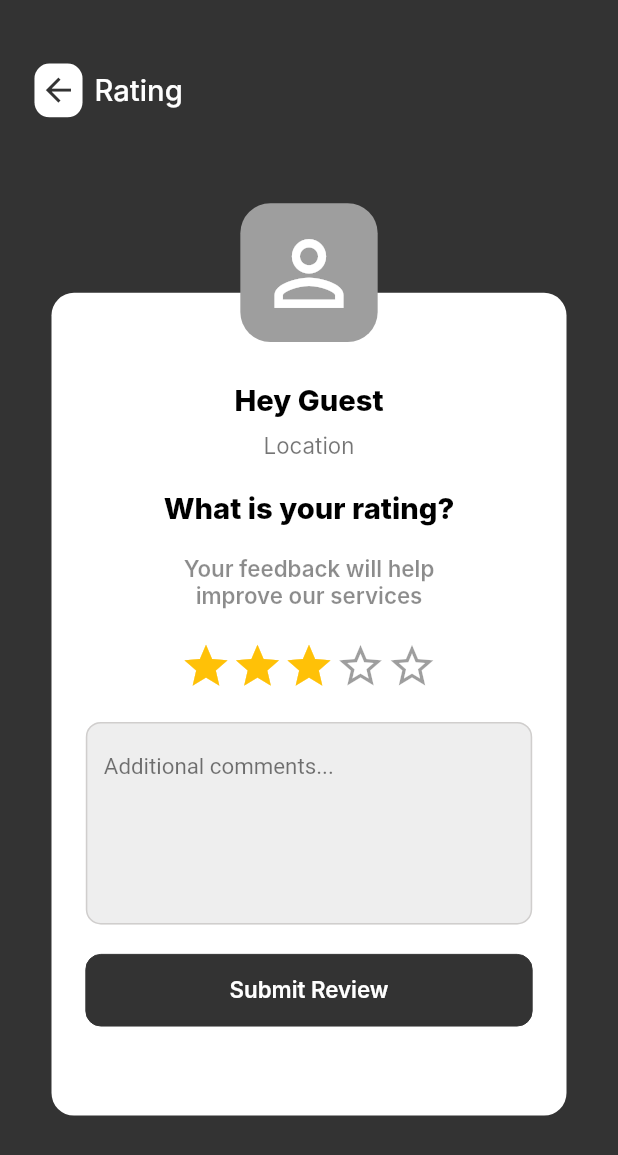
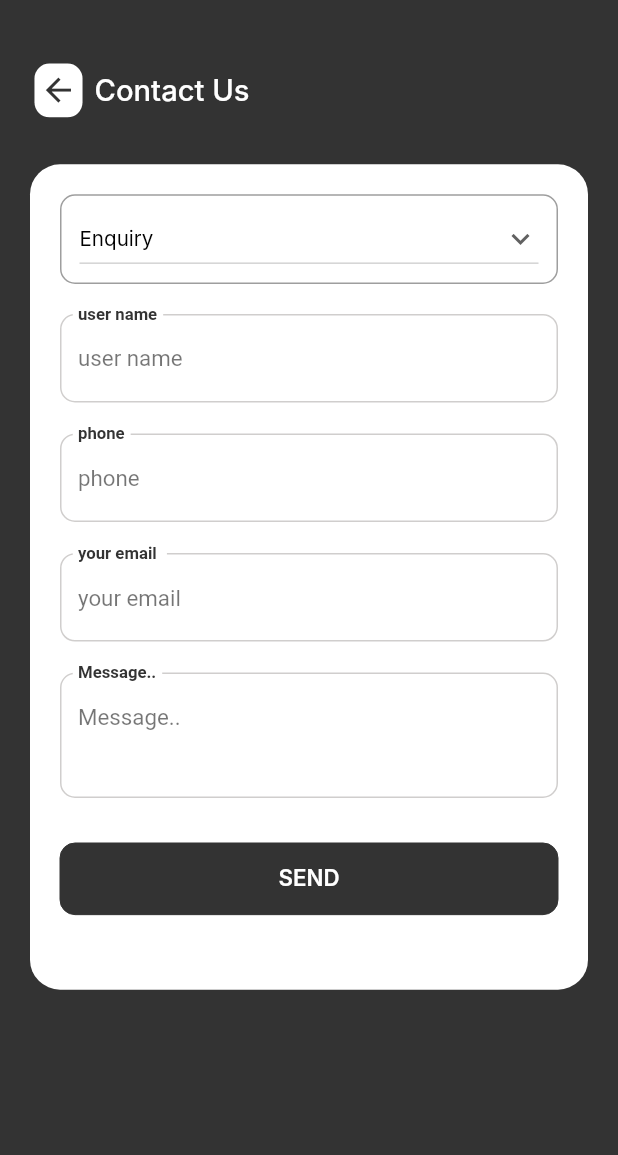
Before and after one commit to Hossamattia028/client_core_rouad, a Flutter app: the screen it shows after launch, on a phone screen of 412 x 824 dp. Shown: the top 1155 px of the screen. Run offline on Flutter 3.47's test engine with Material 2 defaults, Android fonts, the phone set to English and light mode, and no system bars; our stand-ins replace carousel_slider, dartz, equatable, firebase_core, firebase_messaging, flutter_bloc and 10 more; missing offline and left inert: background_locator, country_list_pick; accounts and stored records are empty; Roboto replaces fonts that are missing (Inter).

Commit message:
client core

```diff
--- a/lib/features/presentation/screens/account/account_screen.dart
+++ b/lib/features/presentation/screens/account/account_screen.dart
@@ -12,7 +12,7 @@ class AccountScreen extends StatelessWidget {
   @override
   Widget build(BuildContext context) {
     return Scaffold(
-      backgroundColor: kText1,
+      backgroundColor: Colors.grey.shade400,
       body: SingleChildScrollView(
         padding: EdgeInsets.symmetric(vertical: AppStyle.paddingFromV.h+20,horizontal: AppStyle.paddingFromH.w),
         physics: const BouncingScrollPhysics(),
--- /dev/null
+++ b/lib/features/presentation/screens/contact_us/contact_us_screen.dart
@@ -0,0 +1,245 @@
+
+import 'package:client_core/core/styles/color.dart';
+import 'package:client_core/core/util/app_style.dart';
+import 'package:client_core/core/util/small_functions.dart';
+import 'package:client_core/core/util/snackbars_builder.dart';
+import 'package:client_core/features/presentation/widgets/global_widgets/custom_button.dart';
+import 'package:client_core/features/presentation/widgets/global_widgets/custom_text.dart';
+import 'package:client_core/features/presentation/widgets/global_widgets/custom_text_form_field.dart';
+import 'package:client_core/features/presentation/widgets/global_widgets/global_widgets.dart';
+import 'package:flutter/material.dart';
+import 'package:flutter_screenutil/flutter_screenutil.dart';
+import 'package:flutter_translate/flutter_translate.dart';
+
+
+
+class ContactScreen extends StatefulWidget {
+  const ContactScreen({Key? key}) : super(key: key);
+
+  @override
+  State<ContactScreen> createState() => _ContactScreenState();
+}
+
+class _ContactScreenState extends State<ContactScreen> {
+  static final TextEditingController nameTextEditingController = TextEditingController();
+  static final TextEditingController mobileTextEditingController = TextEditingController();
+  static final TextEditingController emailTextEditingController = TextEditingController();
+  static final TextEditingController contentTextEditingController = TextEditingController();
+
+  @override
+  void initState() {
+    dropDownMenu = getDropDownMenu();
+    super.initState();
+  }
+
+  @override
+  Widget build(BuildContext context) {
+    return Scaffold(
+      backgroundColor: kPrimary,
+      appBar: GlobalAppBar(
+        title: translate("activity_setting.contact_us"),
+        backGroundColor: Colors.grey.shade100,
+        textColor: Colors.white,
+        height: 75,
+      ),
+      body: SingleChildScrollView(
+        padding: const EdgeInsets.symmetric(horizontal: 20,vertical: 20),
+        child:  Container(
+          padding: const EdgeInsets.all(20),
+          decoration: const BoxDecoration(
+            color: Colors.white,
+            borderRadius: BorderRadius.all(Radius.circular(20))
+          ),
+          child: Column(
+            crossAxisAlignment: CrossAxisAlignment.end,
+            children: [
+              // Row(
+              //   mainAxisAlignment: MainAxisAlignment.end,
+              //   children: [
+              //     CustomText(text: "966", color: Colors.black45, fontSize: AppStyle.verySmall.sp),
+              //     IconButton(
+              //       onPressed: ()=>Util.sendWhatsApp('966', ''),
+              //       icon: Icon(Icons.person_outline,color: Colors.green,size: 30.w,),
+              //     ),
+              //   ],
+              // ),
+              // const Divider(),
+              // const SizedBox(height: 10,),
+              Container(
+                height: 50.h,
+                alignment: Alignment.center,
+                decoration: BoxDecoration(
+                  borderRadius: BorderRadius.circular(10),
+                  border: Border.all(width: 1,color: Colors.grey),
+                ),
+                padding: const EdgeInsets.symmetric(horizontal: 12),
+                child:  DropdownButton(
+                  isExpanded: true,
+                  style: TextStyle(color: Colors.black, fontSize: 12.sp,),
+                  hint: CustomText(
+                    text: translate("activity_setting.select_subject"),
+                    fontSize: 12.sp,
+                    color: Colors.black,
+                  ),
+                  onChanged:(val){
+                    setState(() {
+                      subject = val.toString();
+                    });
+                  },
+                  icon: const Icon(Icons.keyboard_arrow_down),
+                  items:  dropDownMenu,
+                  value: subject,
+                ),
+              ),
+              const SizedBox(
+                height: 20,
+              ),
+              SizedBox(
+                height: 50.h,
+                child: CustomTextFromField(
+                    hintText: translate("signup.username"),
+                    labelText: translate("signup.username"),
+                    radius: 10,
+                    textEditingController: nameTextEditingController,
+                    validator: () {},
+                    onChanged: (val){},
+                    prefixIcon: null,
+                    cursorColor: Colors.black,
+                    hasBorder: true,
+                    suffixIcon: const SizedBox(),
+                    obscureText: false,
+                    isLabelError: false),
+              ),
+              const SizedBox(
+                height: 20,
+              ),
+              SizedBox(
+                height: 50.h,
+                child: CustomTextFromField(
+                    hintText: translate("signup.phone"),
+                    labelText: translate("signup.phone"),
+                    radius: 10,
+                    textEditingController: mobileTextEditingController,
+                    validator: () {},
+                    prefixIcon: null,
+                    cursorColor: Colors.black,
+                    hasBorder: true,
+                    suffixIcon: const SizedBox(),
+                    obscureText: false,
+                    isLabelError: false,
+                    onChanged: (val){},),
+              ),
+              const SizedBox(
+                height: 20,
+              ),
+              SizedBox(
+                height: 50.h,
+                child: CustomTextFromField(
+                    hintText: translate("login.email"),
+                    labelText: translate("login.email"),
+                    radius: 10,
+                    onChanged: (val){},
+                    textEditingController: emailTextEditingController,
+                    validator: () {},
+                    prefixIcon: null,
+                    cursorColor: Colors.black,
+                    hasBorder: true,
+                    suffixIcon: const SizedBox(),
+                    obscureText: false,
+                    isLabelError: false),
+              ),
+              const SizedBox(
+                height: 20,
+              ),
+              SizedBox(
+                height: 70.h,
+                child: CustomTextFromField(
+                    hintText: translate("activity_setting.content"),
+                    labelText: translate("activity_setting.content"),
+                    radius: 10,
+                    maxLines: 4,
+                    textEditingController: contentTextEditingController,
+                    validator: () {},
+                    onChanged: (val){},
+                    prefixIcon: null,
+                    cursorColor: Colors.black,
+                    hasBorder: true,
+                    suffixIcon: const SizedBox(),
+                    obscureText: false,
+                    isLabelError: false),
+              ),
+
+              const SizedBox(
+                height: 30,
+              ),
+              CustomButton(
+                height: 40.h,
+                width: double.infinity,
+                circular: 10,
+                widget: CustomText(
+                  color: Colors.white,
+                  fontSize: AppStyle.small.sp,
+                  fontWeight: FontWeight.w600,
+                  text: translate("button.send").toUpperCase(),
+                ),
+                color: kPrimary,
+                onPressed: () async {
+                  if(emailTextEditingController.text.isNotEmpty&&
+                      nameTextEditingController.text.isNotEmpty&&
+                      mobileTextEditingController.text.isNotEmpty&&
+                      contentTextEditingController.text.isNotEmpty
+                  ){
+                    // await ct.setContactEmail(
+                    //     subject: subject,
+                    //     userDetails: "name: ${nameTextEditingController.text.trim()}\n  phone: ${mobileTextEditingController.text.trim()}\n",
+                    //     bodyMsg: "message: \n ${contentTextEditingController.text.trim()}",
+                    //     userEmail: emailTextEditingController.text.trim()
+                    // );
+                    contentTextEditingController.text="";
+                  }else{
+                    return SnackBarBuilder.showFeedBackMessage(context, translate("toast.field_empty"), Colors.red);
+                  }
+                },
+              ),
+
+              const SizedBox(
+                height: 30,
+              ),
+            ],
+          ),
+        ),
+      ),
+    );
+  }
+
+  List<DropdownMenuItem<String>> dropDownMenu = [];
+  String subject = translate("activity_setting.ques");
+  List<DropdownMenuItem<String>> getDropDownMenu() {
+    List<DropdownMenuItem<String>> itemsMarketKind = [];
+    itemsMarketKind.add(DropdownMenuItem(
+      value: translate("activity_setting.ques"),
+      child: CustomText(
+        text: translate("activity_setting.ques"),
+        fontSize: 12.sp,
+        color: Colors.black,
+      ),
+    ));
+    itemsMarketKind.add(DropdownMenuItem(
+      value: translate("activity_setting.feedback"),
+      child: CustomText(
+        text: translate("activity_setting.feedback"),
+        fontSize: 12.sp,
+        color: Colors.black,
+      ),
+    ));
+    itemsMarketKind.add(DropdownMenuItem(
+      value: translate("activity_setting.suggestion"),
+      child: CustomText(
+        text: translate("activity_setting.suggestion"),
+        fontSize: 12.sp,
+        color: Colors.black,
+      ),
+    ));
+    return itemsMarketKind;
+  }
+}
--- a/lib/main.dart
+++ b/lib/main.dart
@@ -11,6 +11,7 @@ import 'package:client_core/features/presentation/screens/account/profile_screen
 import 'package:client_core/features/presentation/screens/auth/login.dart';
 import 'package:client_core/features/presentation/screens/auth/register.dart';
 import 'package:client_core/features/presentation/screens/auth/verification_code.dart';
+import 'package:client_core/features/presentation/screens/contact_us/contact_us_screen.dart';
 import 'package:client_core/features/presentation/screens/deals/deals_screen.dart';
 import 'package:client_core/features/presentation/screens/favourite/favourite_screen.dart';
 import 'package:client_core/features/presentation/screens/home/home_screen.dart';
@@ -98,7 +99,7 @@ class MyApp extends StatelessWidget {
                 return widget!;
               },
               title: 'Client Core',
-              home: const RatingScreen()
+              home: const ContactScreen()
               // home: isRoot==false ? const RootScreen() : const SplashScreen(),
             ),
           ),
```
